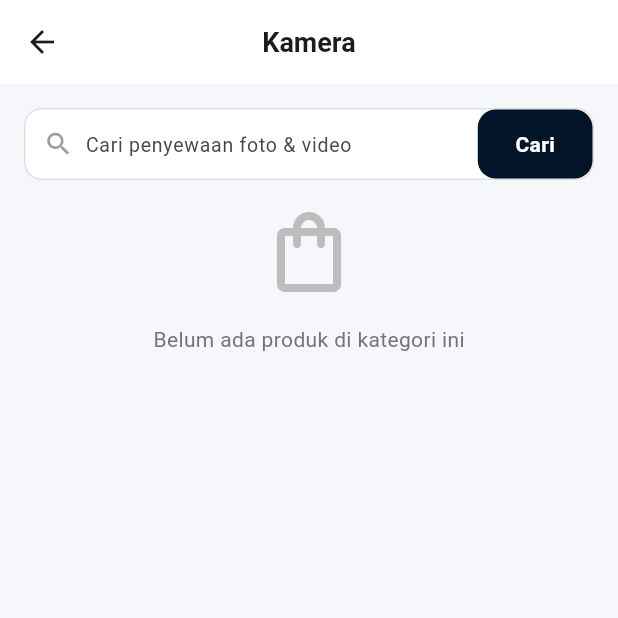
After one commit to FaFlame/ruanglensa, a Flutter app: the UserPage screen opened directly, after a tap on "Kamera", on a phone screen of 412 x 824 dp, the top half of it. The commit adds this screen. Run offline on Flutter 3.47's test engine with Material 3 defaults, Android fonts, the phone set to English and light mode, and no system bars; our stand-ins replace cloud_firestore, firebase_auth, firebase_core, firebase_storage, google_fonts, image_picker; accounts and stored records are empty.

Commit message:
minor revision userpage

```diff
--- /dev/null
+++ b/lib/features/user/presentation/kategori_page.dart
@@ -0,0 +1,533 @@
+import 'dart:convert';
+import 'dart:typed_data';
+import 'package:flutter/material.dart';
+import 'produk_model.dart';
+import 'produk_service.dart';
+
+class CategoryPage extends StatefulWidget {
+  final String categoryName;
+  final String categoryImage;
+
+  const CategoryPage({
+    required this.categoryName,
+    required this.categoryImage,
+    super.key,
+  });
+
+  @override
+  State<CategoryPage> createState() => _CategoryPageState();
+}
+
+class _CategoryPageState extends State<CategoryPage> {
+  final _service = ProdukService.instance;
+  final _searchCtrl = TextEditingController();
+  String _searchQuery = '';
+
+  late Future<List<Produk>> _produkFuture;
+  late Future<List<Paket>> _paketFuture;
+
+  @override
+  void initState() {
+    super.initState();
+    _loadData();
+  }
+
+  void _loadData() {
+    if (widget.categoryName == 'Kamera') {
+      _produkFuture = _service.fetchKamera();
+      _paketFuture = Future.value([]);
+    } else if (widget.categoryName == 'Lensa') {
+      _produkFuture = _service.fetchLensa();
+      _paketFuture = Future.value([]);
+    } else if (widget.categoryName == 'Paket') {
+      _produkFuture = Future.value([]);
+      _paketFuture = _service.fetchPaketJasa();
+    } else if (widget.categoryName == 'Semua') {
+      _produkFuture = _service.fetchSemuaProduk();
+      _paketFuture = _service.fetchPaketJasa();
+    } else {
+      _produkFuture = Future.value([]);
+      _paketFuture = Future.value([]);
+    }
+  }
+
+  Future<void> _onRefresh() async {
+    setState(() {
+      _loadData();
+      _searchQuery = '';
+      _searchCtrl.clear();
+    });
+  }
+
+  void _cari() {
+    setState(() {
+      _searchQuery = _searchCtrl.text.trim();
+    });
+  }
+
+  List<Produk> _filterProduk(List<Produk> list) {
+    if (_searchQuery.isEmpty) return list;
+    final query = _searchQuery.toLowerCase();
+    return list.where((item) {
+      return item.namaProduk.toLowerCase().contains(query) ||
+          item.deskripsiProduk.toLowerCase().contains(query);
+    }).toList();
+  }
+
+  List<Paket> _filterPaket(List<Paket> list) {
+    if (_searchQuery.isEmpty) return list;
+    final query = _searchQuery.toLowerCase();
+    return list.where((item) {
+      return item.namaPaket.toLowerCase().contains(query) ||
+          item.deskripsiPaket.toLowerCase().contains(query);
+    }).toList();
+  }
+
+  @override
+  Widget build(BuildContext context) {
+    return Scaffold(
+      backgroundColor: const Color(0xFFF6F7FB),
+      appBar: AppBar(
+        elevation: 0,
+        backgroundColor: Colors.white,
+        iconTheme: const IconThemeData(color: Color(0xFF1C1C1E)),
+        leading: IconButton(
+          icon: const Icon(Icons.arrow_back),
+          onPressed: () => Navigator.of(context).pop(),
+        ),
+        title: Text(
+          widget.categoryName,
+          style: const TextStyle(
+            color: Color(0xFF1C1C1E),
+            fontSize: 18,
+            fontWeight: FontWeight.bold,
+          ),
+        ),
+        centerTitle: true,
+      ),
+      body: RefreshIndicator(
+        onRefresh: _onRefresh,
+        child: SingleChildScrollView(
+          physics: const AlwaysScrollableScrollPhysics(),
+          padding: const EdgeInsets.all(16),
+          child: Column(
+            crossAxisAlignment: CrossAxisAlignment.start,
+            children: [
+              _buildSearchBar(),
+              const SizedBox(height: 16),
+              // ── Section Produk ──────────────────────────────────────────
+              if (widget.categoryName != 'Paket')
+                FutureBuilder<List<Produk>>(
+                  future: _produkFuture,
+                  builder: (context, snapshot) {
+                    // Loading state
+                    if (snapshot.connectionState == ConnectionState.waiting) {
+                      return _buildGridSkeleton();
+                    }
+
+                    // Error state
+                    if (snapshot.hasError) {
+                      return Center(
+                        child: Text(
+                          'Gagal memuat data: ${snapshot.error}',
+                          style: const TextStyle(color: Colors.red),
+                        ),
+                      );
+                    }
+
+                    final produkList = _filterProduk(snapshot.data ?? []);
+
+                    // Jika ada paket juga, tampilkan header
+                    if (widget.categoryName == 'Semua' && produkList.isNotEmpty) {
+                      return Column(
+                        crossAxisAlignment: CrossAxisAlignment.start,
+                        children: [
+                          const Text(
+                            'Produk',
+                            style: TextStyle(
+                              fontSize: 15,
+                              fontWeight: FontWeight.bold,
+                            ),
+                          ),
+                          const SizedBox(height: 12),
+                          _buildProdukGrid(produkList),
+                          const SizedBox(height: 24),
+                        ],
+                      );
+
+                    } else if (produkList.isEmpty && widget.categoryName != 'Semua') {
+                      return Center(
+                        child: Column(
+                          mainAxisAlignment: MainAxisAlignment.center,
+                          children: [
+                            Icon(Icons.shopping_bag_outlined,
+                                size: 64, color: Colors.grey.shade400),
+                            const SizedBox(height: 16),
+                            Text(
+                              'Belum ada produk di kategori ini',
+                              style: TextStyle(
+                                fontSize: 14,
+                                color: Colors.grey.shade600,
+                              ),
+                            ),
+                          ],
+                        ),
+                      );
+                    }
+
+                    return _buildProdukGrid(produkList);
+                  },
+                ),
+
+              // ── Section Paket (hanya untuk Paket atau Semua) ─────────────
+              if (widget.categoryName == 'Paket' || widget.categoryName == 'Semua')
+                FutureBuilder<List<Paket>>(
+                  future: _paketFuture,
+                  builder: (context, snapshot) {
+                    // Loading state
+                    if (snapshot.connectionState == ConnectionState.waiting) {
+                      return _buildGridSkeleton();
+                    }
+
+                    // Error state
+                    if (snapshot.hasError) {
+                      return Center(
+                        child: Text(
+                          'Gagal memuat data: ${snapshot.error}',
+                          style: const TextStyle(color: Colors.red),
+                        ),
+                      );
+                    }
+
+                    final paketList = _filterPaket(snapshot.data ?? []);
+
+
+
+                    // Empty state untuk kategori Paket saja
+                    if (paketList.isEmpty && widget.categoryName == 'Paket') {
+                      return Center(
+                        child: Column(
+                          mainAxisAlignment: MainAxisAlignment.center,
+                          children: [
+                            Icon(Icons.shopping_bag_outlined,
+                                size: 64, color: Colors.grey.shade400),
+                            const SizedBox(height: 16),
+                            Text(
+                              'Belum ada paket di kategori ini',
+                              style: TextStyle(
+                                fontSize: 14,
+                                color: Colors.grey.shade600,
+                              ),
+                            ),
+                          ],
+                        ),
+                      );
+                    }
+
+                    // Jika kategori Semua dan tidak ada paket, jangan tampilkan
+                    if (paketList.isEmpty) {
+                      return const SizedBox.shrink();
+                    }
+
+                    // Header untuk kategori Semua
+                    if (widget.categoryName == 'Semua') {
+                      return Column(
+                        crossAxisAlignment: CrossAxisAlignment.start,
+                        children: [
+                          const Text(
+                            'Paket Jasa',
+                            style: TextStyle(
+                              fontSize: 15,
+                              fontWeight: FontWeight.bold,
+                            ),
+                          ),
+                          const SizedBox(height: 12),
+                          _buildPaketGrid(paketList),
+                        ],
+                      );
+                    }
+
+                    return _buildPaketGrid(paketList);
+                  },
+                ),
+            ],
+          ),
+        ),
+      ),
+    );
+  }
+
+  Widget _buildProdukGrid(List<Produk> produkList) {
+    return GridView.count(
+      crossAxisCount: 3,
+      shrinkWrap: true,
+      physics: const NeverScrollableScrollPhysics(),
+      mainAxisSpacing: 14,
+      crossAxisSpacing: 10,
+      childAspectRatio: 0.78,
+      children: produkList
+          .map((p) => _ProdukCardCategory(produk: p))
+          .toList(),
+    );
+  }
+
+  Widget _buildPaketGrid(List<Paket> paketList) {
+    return GridView.count(
+      crossAxisCount: 3,
+      shrinkWrap: true,
+      physics: const NeverScrollableScrollPhysics(),
+      mainAxisSpacing: 14,
+      crossAxisSpacing: 10,
+      childAspectRatio: 0.78,
+      children: paketList
+          .map((p) => _PaketCardCategory(paket: p))
+          .toList(),
+    );
+  }
+
+  Widget _buildGridSkeleton() {
+    return GridView.count(
+      crossAxisCount: 3,
+      shrinkWrap: true,
+      physics: const NeverScrollableScrollPhysics(),
+      mainAxisSpacing: 14,
+      crossAxisSpacing: 10,
+      childAspectRatio: 0.78,
+      children: List.generate(6, (_) => _SkeletonCard()),
+    );
+  }
+
+  Widget _buildSearchBar() {
+    return Padding(
+      padding: const EdgeInsets.symmetric(horizontal: 0),
+      child: Container(
+        height: 48,
+        decoration: BoxDecoration(
+          color: Colors.white,
+          borderRadius: BorderRadius.circular(12),
+          border: Border.all(color: Colors.grey.shade300),
+        ),
+        child: Row(
+          children: [
+            Expanded(
+              child: Padding(
+                padding: const EdgeInsets.symmetric(horizontal: 12),
+                child: Row(
+                  children: [
+                    const Icon(Icons.search, color: Colors.grey, size: 20),
+                    const SizedBox(width: 8),
+                    Expanded(
+                      child: TextField(
+                        controller: _searchCtrl,
+                        onSubmitted: (_) => _cari(),
+                        decoration: const InputDecoration(
+                          isDense: true,
+                          border: InputBorder.none,
+                          hintText: 'Cari penyewaan foto & video',
+                          hintStyle: TextStyle(fontSize: 13),
+                        ),
+                      ),
+                    ),
+                  ],
+                ),
+              ),
+            ),
+            GestureDetector(
+              onTap: _cari,
+              child: Container(
+                height: 48,
+                padding: const EdgeInsets.symmetric(horizontal: 25),
+                decoration: BoxDecoration(
+                  color: const Color(0xFF021427),
+                  borderRadius: BorderRadius.circular(12),
+                ),
+                child: const Center(
+                  child: Text(
+                    'Cari',
+                    style: TextStyle(
+                      color: Colors.white,
+                      fontWeight: FontWeight.w600,
+                    ),
+                  ),
+                ),
+              ),
+            ),
+          ],
+        ),
+      ),
+    );
+  }
+
+  @override
+  void dispose() {
+    _searchCtrl.dispose();
+    super.dispose();
+  }
+}
+
+class _ProdukCardCategory extends StatelessWidget {
+  final Produk produk;
+  const _ProdukCardCategory({required this.produk});
+
+  @override
+  Widget build(BuildContext context) {
+    Uint8List? imageBytes;
+    if (produk.gambarProduk.isNotEmpty) {
+      imageBytes = base64Decode(produk.gambarProduk);
+    }
+
+    return GestureDetector(
+      onTap: () {
+        // Anda bisa menambahkan aksi ketika kartu produk diklik
+        // Misalnya navigasi ke halaman detail produk
+        ScaffoldMessenger.of(context).showSnackBar(
+          SnackBar(
+            content: Text('${produk.namaProduk} diklik'),
+            duration: const Duration(seconds: 1),
+          ),
+        );
+      },
+      child: Column(
+        crossAxisAlignment: CrossAxisAlignment.start,
+        children: [
+          ClipRRect(
+            borderRadius: BorderRadius.circular(10),
+            child: imageBytes != null
+                ? Image.memory(
+                    imageBytes,
+                    width: double.infinity,
+                    height: 88,
+                    fit: BoxFit.cover,
+                    errorBuilder: (_, __, ___) => _placeholder(),
+                  )
+                : _placeholder(),
+          ),
+          const SizedBox(height: 6),
+          Text(
+            produk.namaProduk,
+            style: const TextStyle(fontSize: 12, fontWeight: FontWeight.w500),
+            maxLines: 1,
+            overflow: TextOverflow.ellipsis,
+          ),
+          const SizedBox(height: 2),
+          Text(
+            produk.hargaFormatted,
+            style: const TextStyle(fontSize: 11, color: Colors.grey),
+          ),
+        ],
+      ),
+    );
+  }
+
+  Widget _placeholder() => Container(
+        width: double.infinity,
+        height: 88,
+        decoration: BoxDecoration(
+          color: Colors.grey.shade200,
+          borderRadius: BorderRadius.circular(10),
+        ),
+        child: const Icon(Icons.image_not_supported_outlined,
+            color: Colors.grey, size: 28),
+      );
+}
+
+class _PaketCardCategory extends StatelessWidget {
+  final Paket paket;
+  const _PaketCardCategory({required this.paket});
+
+  @override
+  Widget build(BuildContext context) {
+    Uint8List? imageBytes;
+    if (paket.gambarPaket.isNotEmpty) {
+      imageBytes = base64Decode(paket.gambarPaket);
+    }
+
+    return GestureDetector(
+      onTap: () {
+        ScaffoldMessenger.of(context).showSnackBar(
+          SnackBar(
+            content: Text('${paket.namaPaket} diklik'),
+            duration: const Duration(seconds: 1),
+          ),
+        );
+      },
+      child: Column(
+        crossAxisAlignment: CrossAxisAlignment.start,
+        children: [
+          ClipRRect(
+            borderRadius: BorderRadius.circular(10),
+            child: imageBytes != null
+                ? Image.memory(
+                    imageBytes,
+                    width: double.infinity,
+                    height: 88,
+                    fit: BoxFit.cover,
+                    errorBuilder: (_, __, ___) => _placeholder(),
+                  )
+                : _placeholder(),
+          ),
+          const SizedBox(height: 6),
+          Text(
+            paket.namaPaket,
+            style: const TextStyle(fontSize: 12, fontWeight: FontWeight.w500),
+            maxLines: 1,
+            overflow: TextOverflow.ellipsis,
+          ),
+          const SizedBox(height: 2),
+          Text(
+            paket.hargaFormatted,
+            style: const TextStyle(fontSize: 11, color: Colors.grey),
+          ),
+        ],
+      ),
+    );
+  }
+
+  Widget _placeholder() => Container(
+        width: double.infinity,
+        height: 88,
+        decoration: BoxDecoration(
+          color: Colors.grey.shade200,
+          borderRadius: BorderRadius.circular(10),
+        ),
+        child: const Icon(Icons.image_not_supported_outlined,
+            color: Colors.grey, size: 28),
+      );
+}
+
+class _SkeletonCard extends StatelessWidget {
+  @override
+  Widget build(BuildContext context) {
+    return Column(
+      crossAxisAlignment: CrossAxisAlignment.start,
+      children: [
+        Container(
+          width: double.infinity,
+          height: 88,
+          decoration: BoxDecoration(
+            color: Colors.grey.shade300,
+            borderRadius: BorderRadius.circular(10),
+          ),
+        ),
+        const SizedBox(height: 6),
+        Container(
+          width: double.infinity,
+          height: 12,
+          decoration: BoxDecoration(
+            color: Colors.grey.shade300,
+            borderRadius: BorderRadius.circular(4),
+          ),
+        ),
+        const SizedBox(height: 6),
+        Container(
+          width: 50,
+          height: 10,
+          decoration: BoxDecoration(
+            color: Colors.grey.shade300,
+            borderRadius: BorderRadius.circular(4),
+          ),
+        ),
+      ],
+    );
+  }
+}
--- a/lib/features/user/presentation/produk_service.dart
+++ b/lib/features/user/presentation/produk_service.dart
@@ -36,8 +36,23 @@ class ProdukService {
     final snapshot = await _db
         .collection('produk')
         .where('status_produk', isEqualTo: 'Tersedia')
+        //     .where('kategori_produk', whereIn: ['Kamera', 'Lensa'])
+        //     .orderBy('kategori_produk')
         .orderBy('created_at', descending: true)
         .limit(9)
+        .get();
+
+    return snapshot.docs
+        .map((doc) => Produk.fromFirestore(doc.data(), doc.id))
+        .toList();
+  }
+
+  // Ambil semua produk (Kamera + Lensa) yang tersedia tanpa limit
+  Future<List<Produk>> fetchSemuaProduk() async {
+    final snapshot = await _db
+        .collection('produk')
+        .where('status_produk', isEqualTo: 'Tersedia')
+        .orderBy('created_at', descending: true)
         .get();
 
     return snapshot.docs
--- a/lib/features/user/presentation/user_page.dart
+++ b/lib/features/user/presentation/user_page.dart
@@ -5,6 +5,7 @@ import 'dart:typed_data';
 import 'package:flutter/material.dart';
 import 'package:ruanglensa/features/user/presentation/profile_page.dart';
 import 'package:ruanglensa/features/user/presentation/search_page.dart';
+import 'package:ruanglensa/features/user/presentation/kategori_page.dart';
 import 'package:ruanglensa/features/user/presentation/detail_produk_page.dart';
 import 'dart:ui';
 
@@ -472,7 +473,19 @@ Padding(
   }
 
   Widget _buildCategory(String label, String imageAsset) {
-    return Container(
+    return GestureDetector(
+      onTap: () {
+        Navigator.push(
+          context,
+          MaterialPageRoute(
+            builder: (_) => CategoryPage(
+              categoryName: label,
+              categoryImage: imageAsset,
+            ),
+          ),
+        );
+      },
+      child: Container(
         width: 95,
         height: 96,
         padding: const EdgeInsets.all(14),
@@ -500,6 +513,7 @@ Padding(
             ),
           ],
         ),
+      ),
     );
   }
 }
@@ -522,7 +536,7 @@ class _ProdukCard extends StatelessWidget {
       onTap: () => Navigator.push(
     context,
     MaterialPageRoute(
-      builder: (_) => DetailProdukPage(produkId: produk.id),
+      builder: (_) =>DetailProdukPage(produkId: produk.id),
     ),
   ),
       child: Column(
@@ -572,7 +586,6 @@ class _ProdukCard extends StatelessWidget {
 // ─────────────────────────────────────────────────────────────────────────────
 // Card untuk koleksi "paket" (Paket Jasa)
 // ─────────────────────────────────────────────────────────────────────────────
-
 class _PaketCard extends StatelessWidget {
   final Paket paket;
   const _PaketCard({required this.paket});
@@ -588,7 +601,7 @@ class _PaketCard extends StatelessWidget {
     onTap: () => Navigator.push(
     context,
     MaterialPageRoute(
-          builder: (_) => DetailProdukPage(produkId: paket.id),
+      builder: (_) =>DetailProdukPage(produkId: paket.id),
     ),
   ),
       child: Column(
```
Also changed, not shown: lib/features/user/presentation/search_page.dart (indentation only). Lines whose indentation alone changed are shown as unchanged.
